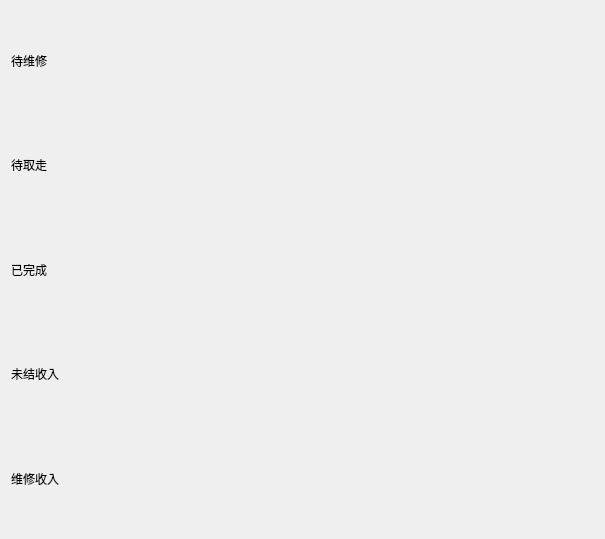
Old version of the form maintenance_business/维修数据统计.ui in the repository gwgp/measure-git.
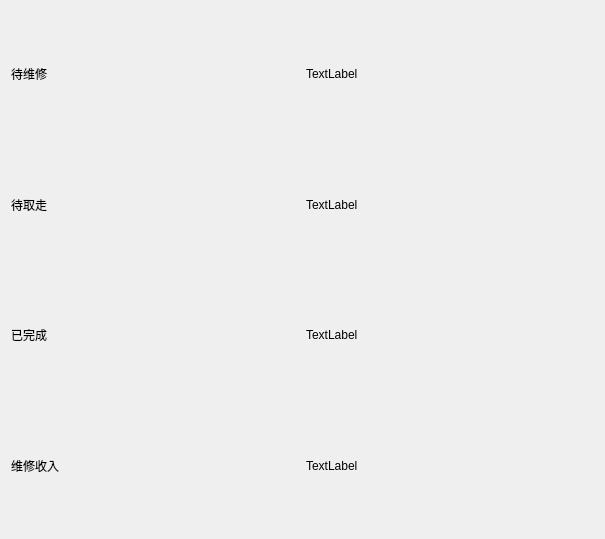
New version of the form.

```diff
--- a/maintenance_business/维修数据统计.ui
+++ b/maintenance_business/维修数据统计.ui
@@ -14,41 +14,62 @@
    <string>Form</string>
   </property>
   <layout class="QGridLayout" name="gridLayout">
-   <item row="0" column="0">
-    <widget class="QLabel" name="label_2">
+   <item row="1" column="0">
+    <widget class="QLabel" name="daiweixiu">
      <property name="text">
       <string>待维修</string>
      </property>
     </widget>
    </item>
-   <item row="4" column="0">
-    <widget class="QLabel" name="label_8">
+   <item row="5" column="0">
+    <widget class="QLabel" name="wiexiushouru">
      <property name="text">
       <string>维修收入</string>
      </property>
     </widget>
    </item>
-   <item row="2" column="0">
-    <widget class="QLabel" name="label_4">
+   <item row="4" column="0">
+    <widget class="QLabel" name="yiwancheng">
      <property name="text">
       <string>已完成</string>
      </property>
     </widget>
    </item>
    <item row="3" column="0">
-    <widget class="QLabel" name="label_3">
-     <property name="text">
-      <string>未结收入</string>
-     </property>
-    </widget>
-   </item>
-   <item row="1" column="0">
-    <widget class="QLabel" name="label">
+    <widget class="QLabel" name="daiquzou">
      <property name="text">
       <string>待取走</string>
      </property>
     </widget>
    </item>
+   <item row="1" column="1">
+    <widget class="QLabel" name="label">
+     <property name="text">
+      <string>TextLabel</string>
+     </property>
+    </widget>
+   </item>
+   <item row="3" column="1">
+    <widget class="QLabel" name="label_2">
+     <property name="text">
+      <string>TextLabel</string>
+     </property>
+    </widget>
+   </item>
+   <item row="4" column="1">
+    <widget class="QLabel" name="label_3">
+     <property name="text">
+      <string>TextLabel</string>
+     </property>
+    </widget>
+   </item>
+   <item row="5" column="1">
+    <widget class="QLabel" name="label_4">
+     <property name="text">
+      <string>TextLabel</string>
+     </property>
+    </widget>
+   </item>
   </layout>
  </widget>
  <resources/>
```
